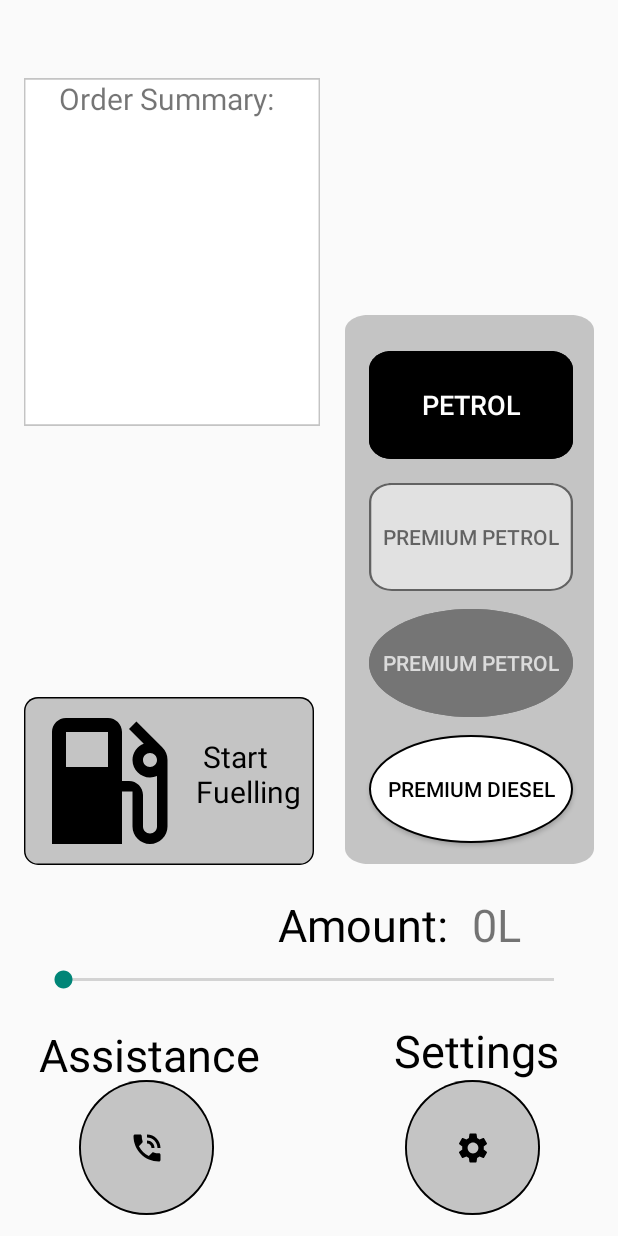
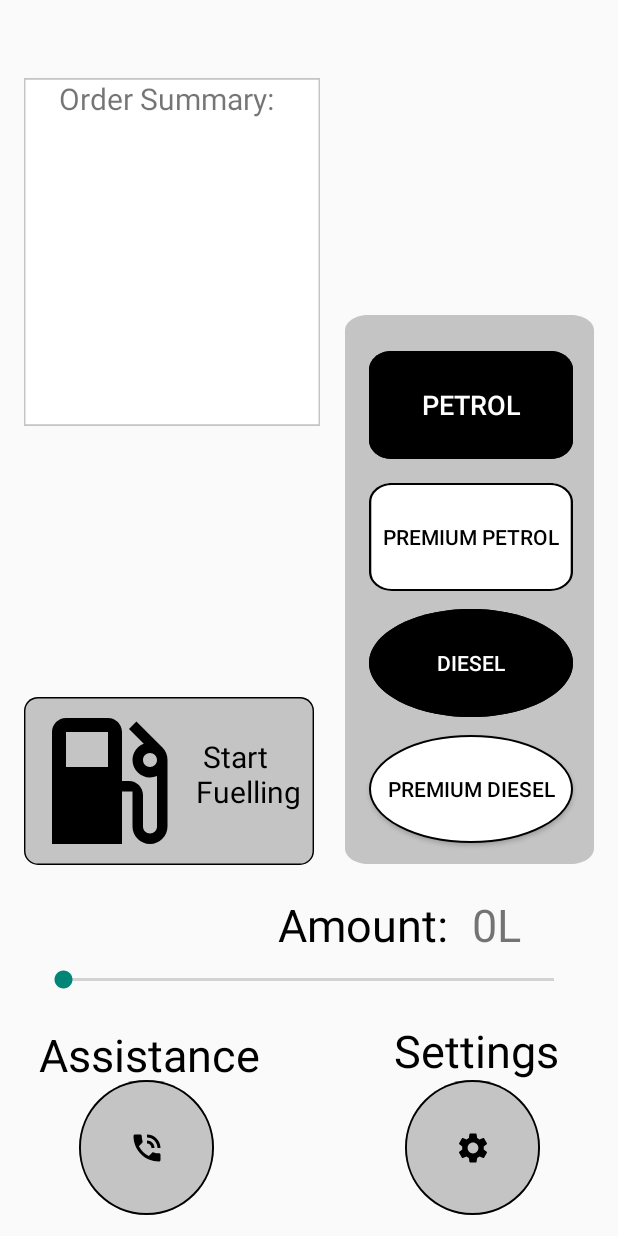
Before and after one commit to qumquat-eater/SDP2021Robopump, an Android app: the screen it shows after launch (MainActivity), on a phone screen of 412 x 824 dp. Run offline under Robolectric (Android 15) with nearby library versions, the phone set to English and light mode, and no system bars.

Commit message:
Added fuel button highlighting switching. Removed alpha tags from XML. Changed diesel button text to DIESEL.

```diff
--- a/Robopump2/app/src/main/res/layout/activity_main.xml
+++ b/Robopump2/app/src/main/res/layout/activity_main.xml
@@ -45,6 +45,7 @@
         android:layout_marginLeft="16dp"
         android:layout_marginTop="24dp"
         android:background="@drawable/petrol"
+        android:onClick="switchFuel"
         android:text="Petrol"
         android:textColor="#FFFFFF"
         android:textSize="18sp"
@@ -60,8 +61,9 @@
         android:layout_marginStart="16dp"
         android:layout_marginLeft="16dp"
         android:layout_marginTop="112dp"
-        android:alpha="0.5"
+
         android:background="@drawable/premium_petrol"
+        android:onClick="switchFuel"
         android:text="PREMIUM PETROL"
         android:textColor="#000000"
         app:layout_constraintStart_toStartOf="@+id/name"
@@ -76,9 +78,10 @@
         android:layout_marginStart="16dp"
         android:layout_marginLeft="16dp"
         android:layout_marginTop="196dp"
-        android:alpha="0.4"
+
         android:background="@drawable/diesel"
-        android:text="PREMIUM PETROL"
+        android:onClick="switchFuel"
+        android:text="DIESEL"
         android:textColor="@color/white"
         app:layout_constraintStart_toStartOf="@+id/name"
         app:layout_constraintTop_toTopOf="@+id/name" />
@@ -91,8 +94,9 @@
         android:layout_marginLeft="16dp"
         android:layout_marginTop="280dp"
         android:background="@drawable/premium_diesel"
+        android:onClick="switchFuel"
+
         android:text="Premium Diesel"
-
         android:textColor="#000000"
         app:backgroundTint="#00FFFFFF"
         app:backgroundTintMode="add"
```
Also changed, not shown: Robopump2/app/src/main/java/com/example/robopump2/MainActivity.java (+18 -1 lines).
